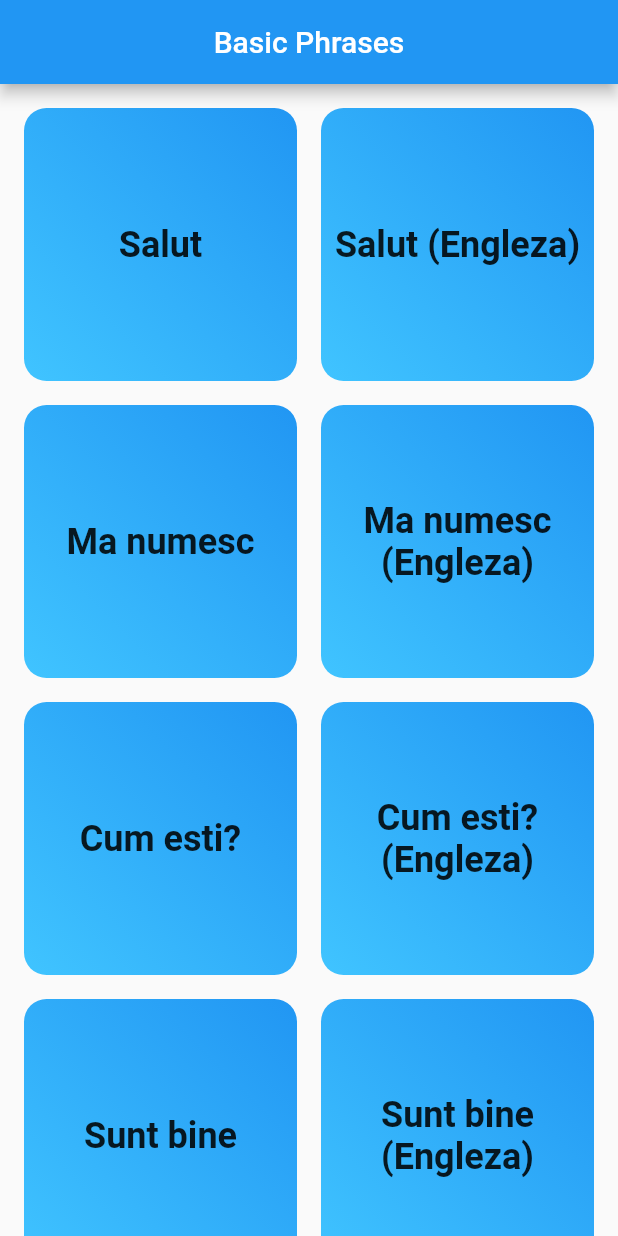
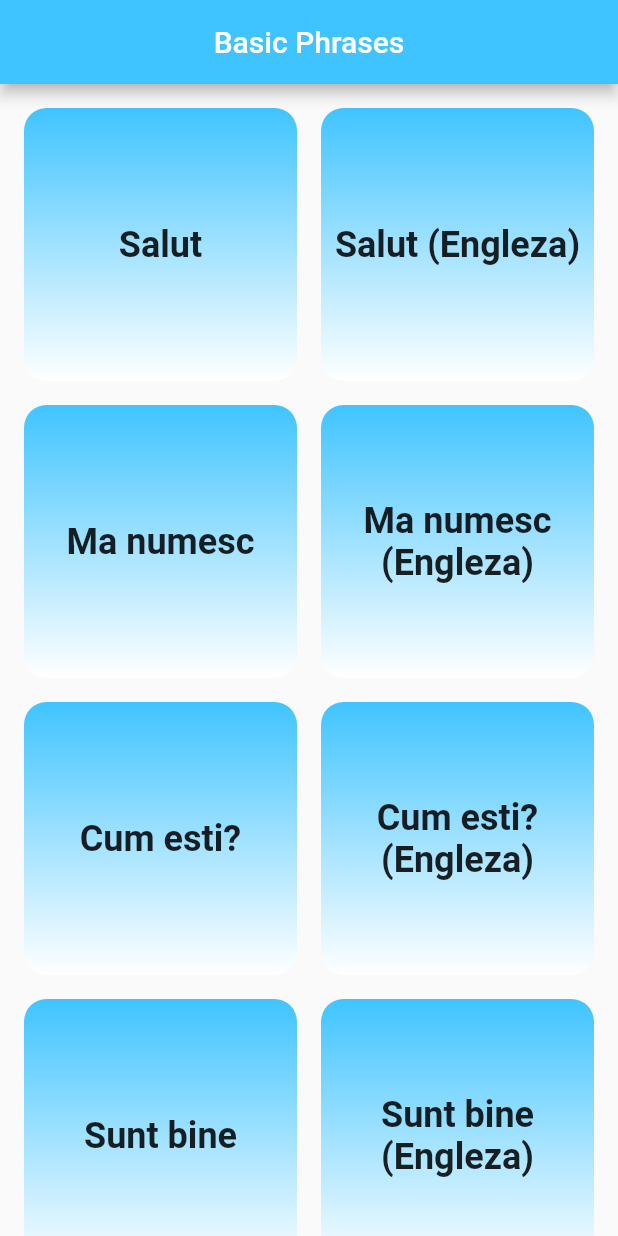
Before and after one commit to timi-petre/basic_phrases, a Flutter app: the screen it shows after launch, on a phone screen of 412 x 824 dp. Run offline on Flutter 3.47's test engine with Material 2 defaults, Android fonts, the phone set to English and light mode, and no system bars; our stand-ins replace just_audio.

Commit message:
Readme fixed

```diff
--- a/lib/src/basic_phrases.dart
+++ b/lib/src/basic_phrases.dart
@@ -25,7 +25,7 @@ class _BasicPhrasesState extends State<BasicPhrases> {
   @override
   Widget build(BuildContext context) {
     return Scaffold(
-      appBar: AppBar(
+      appBar: AppBar(backgroundColor: Colors.lightBlueAccent,
         title: Text(widget.title),
         centerTitle: true,
       ),
@@ -49,10 +49,10 @@ class _BasicPhrasesState extends State<BasicPhrases> {
                 alignment: Alignment.center,
                 decoration: BoxDecoration(
                   gradient: const LinearGradient(
-                    begin: Alignment.topRight,
-                    end: Alignment.bottomLeft,
+                    begin: Alignment.bottomCenter,
+                    end: Alignment.topCenter,
                     colors: <Color>[
-                      Colors.blue,
+                      Colors.white,
                       Colors.lightBlueAccent,
                     ],
                   ),
```
Also changed, not shown: assets/images/Screenshot_1637526401.png (added), 2 other files.
